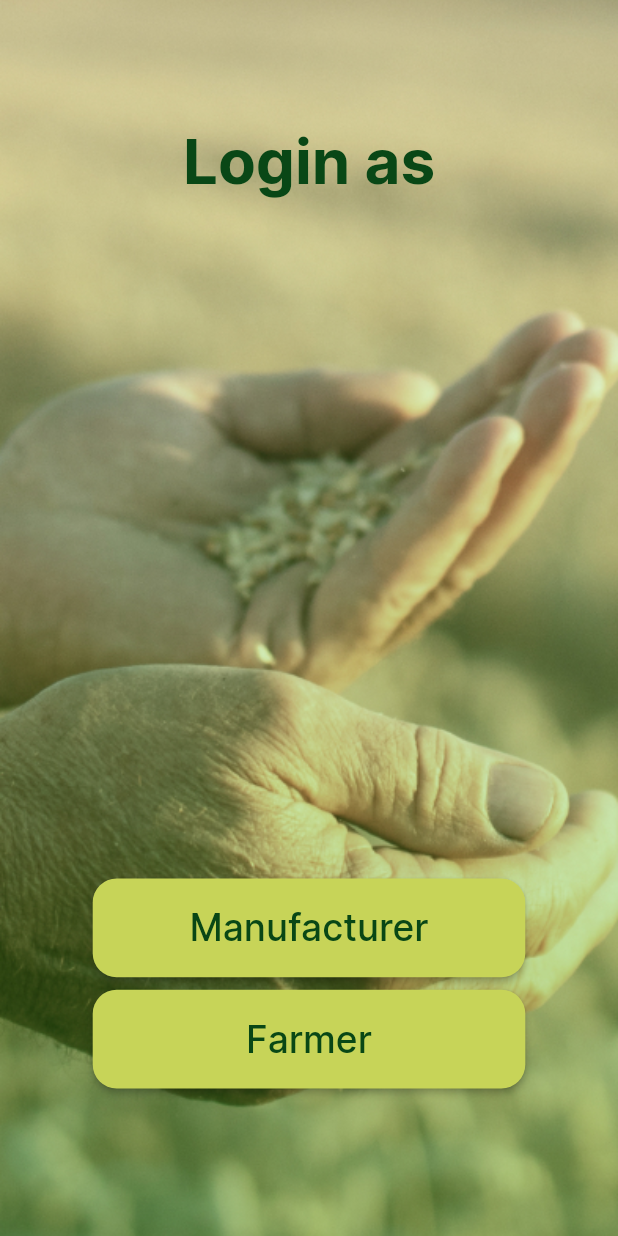
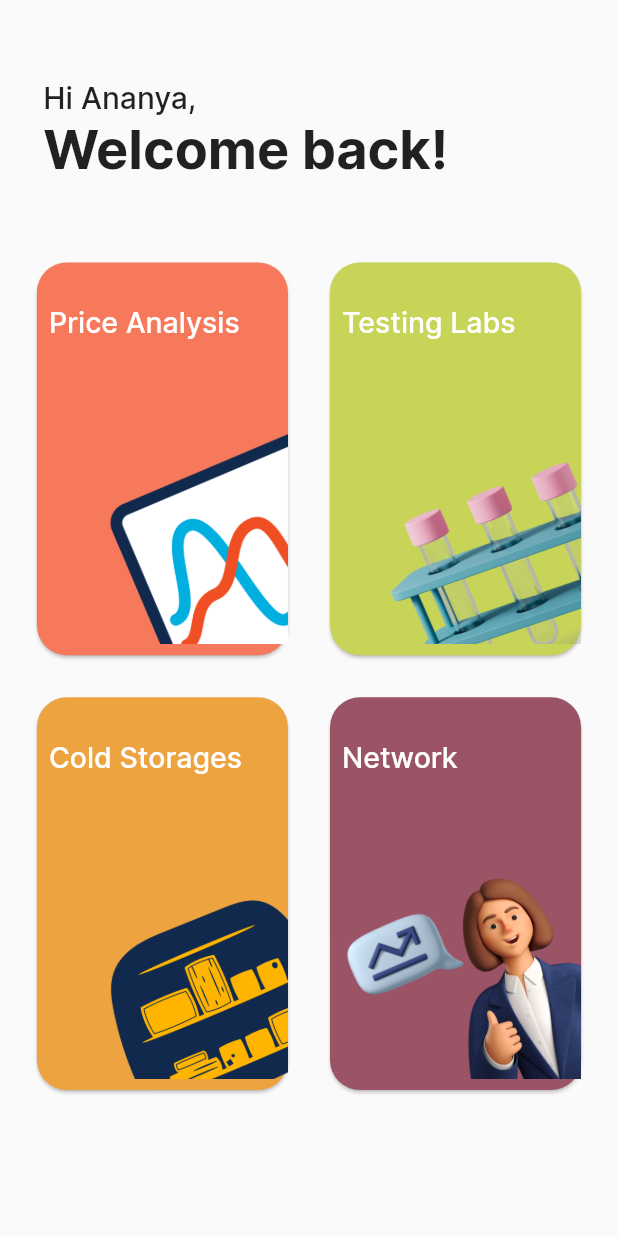
Before and after one commit to Ary0405/GLITCH, a Flutter app: the screen it shows after launch, on a phone screen of 412 x 824 dp. Run offline on Flutter 3.47's test engine with Material 2 defaults, Android fonts, the light colour scheme and no system bars; missing offline and left inert: dart:ffi.

Commit message:
home screen

```diff
--- a/lib/main.dart
+++ b/lib/main.dart
@@ -1,5 +1,6 @@
 import 'package:flutter/material.dart';
 import 'package:glitch/screens/entry_screen.dart';
+import 'package:glitch/screens/home_screen.dart';
 
 void main() {
   runApp(const MyApp());
@@ -49,6 +50,6 @@ class _MyHomePageState extends State<MyHomePage> {
     // The Flutter framework has been optimized to make rerunning build methods
     // fast, so that you can just rebuild anything that needs updating rather
     // than having to individually change instances of widgets.
-    return const EntryScreen();
+    return const HomeScreen();
   }
 }
--- /dev/null
+++ b/lib/screens/home_screen.dart
@@ -0,0 +1,117 @@
+import 'package:flutter/material.dart';
+import 'package:glitch/widgets/screen_buttons.dart';
+
+class HomeScreen extends StatefulWidget {
+  const HomeScreen({super.key});
+  static const routeName = '/home-screen';
+  @override
+  State<HomeScreen> createState() => _HomeScreenState();
+}
+
+class _HomeScreenState extends State<HomeScreen> {
+  // List for storing the data for the buttons
+  List<Map<String, dynamic>> data = [
+    {
+      "text": 'Price Analysis',
+      "image": 'assets/images/graph.png',
+      "color": 0xffF6795B,
+      "route": "/my_warehouse",
+    },
+    {
+      "text": 'Testing Labs',
+      "image": 'assets/images/three test tubes.png',
+      "color": 0xffC7D458,
+      "route": "/my-orders",
+    },
+    {
+      "text": 'Cold Storages',
+      "image": 'assets/images/warehouse.png',
+      "color": 0xffECA340,
+      "route": "/my_warehouse",
+    },
+    {
+      "text": 'Network',
+      "image":
+          'assets/images/Businesswoman is satisfied with business statistics.png',
+      "color": 0xff9B5366,
+      "route": "/pending-requests",
+    },
+    {
+      "text": 'Remake',
+      "image": 'assets/images/recycling.png',
+      "color": 0xff99D47B,
+      "route": "/my_warehouse",
+    },
+    {
+      "text": 'Info',
+      "image": 'assets/images/info.png',
+      "color": 0xff7582F4,
+      "route": "/my_warehouse",
+    },
+  ];
+
+  @override
+  Widget build(BuildContext context) {
+    return Scaffold(
+      body: Column(
+        crossAxisAlignment: CrossAxisAlignment.start,
+        children: [
+          SizedBox(
+            height: MediaQuery.of(context).size.height * 0.03,
+          ),
+
+          // The header of the screen
+          Padding(
+            padding: EdgeInsets.all(MediaQuery.of(context).size.width * 0.07),
+            child: Column(
+              mainAxisAlignment: MainAxisAlignment.start,
+              crossAxisAlignment: CrossAxisAlignment.start,
+              children: const [
+                Text(
+                  'Hi Ananya,',
+                  style: TextStyle(
+                    fontSize: 20,
+                    fontWeight: FontWeight.w500,
+                  ),
+                ),
+                Text(
+                  'Welcome back!',
+                  style: TextStyle(
+                    fontSize: 36,
+                    fontWeight: FontWeight.w700,
+                  ),
+                ),
+              ],
+            ),
+          ),
+
+          // The buttons which will redirect to the respective screens
+          Padding(
+            padding: EdgeInsets.all(MediaQuery.of(context).size.width * 0.05),
+            child: SizedBox(
+              height: MediaQuery.of(context).size.height * 0.7,
+              child: GridView.builder(
+                itemCount: data.length,
+                gridDelegate: SliverGridDelegateWithFixedCrossAxisCount(
+                  crossAxisCount: 2,
+                  childAspectRatio: MediaQuery.of(context).size.width /
+                      (MediaQuery.of(context).size.height / 1.3),
+                  crossAxisSpacing: 20,
+                  mainAxisSpacing: 20,
+                ),
+                itemBuilder: (context, i) {
+                  return ScreenButtons(
+                    text: data[i]['text']!,
+                    image: data[i]['image']!,
+                    color: data[i]['color'],
+                    routeName: data[i]['route']!,
+                  );
+                },
+              ),
+            ),
+          ),
+        ],
+      ),
+    );
+  }
+}
--- /dev/null
+++ b/lib/widgets/screen_buttons.dart
@@ -0,0 +1,79 @@
+import 'dart:ffi';
+import 'dart:math' as Math;
+import 'package:flutter/material.dart';
+
+class ScreenButtons extends StatelessWidget {
+  const ScreenButtons({
+    super.key,
+    required this.text,
+    required this.image,
+    required this.color,
+    required this.routeName,
+  });
+  final String text;
+  final String image;
+  final dynamic color;
+  final String routeName;
+  @override
+  Widget build(BuildContext context) {
+    return InkWell(
+      onTap: () {
+        Navigator.of(context).pushNamed(routeName);
+      },
+      child: SizedBox(
+        width: MediaQuery.of(context).size.width * 0.15,
+        child: Card(
+          shape: RoundedRectangleBorder(
+            borderRadius: BorderRadius.circular(20),
+          ),
+          color: Color(color),
+          child: Column(
+            mainAxisAlignment: MainAxisAlignment.start,
+            children: [
+              SizedBox(
+                height: MediaQuery.of(context).size.width * 0.07,
+              ),
+              Padding(
+                padding: const EdgeInsets.only(left: 8.0),
+                child: Align(
+                  alignment: Alignment.topLeft,
+                  child: SizedBox(
+                    width: MediaQuery.of(context).size.width * .7,
+                    child: Text(
+                      text,
+                      style: const TextStyle(
+                        color: Colors.white,
+                        fontSize: 19,
+                        fontFamily: 'Inter',
+                        fontWeight: FontWeight.w500,
+                      ),
+                    ),
+                  ),
+                ),
+              ),
+              SizedBox(
+                height: MediaQuery.of(context).size.width * 0.032,
+              ),
+              Container(
+                alignment: Alignment.bottomRight,
+                height: MediaQuery.of(context).size.height * .23,
+                child: Positioned(
+                  top: 10,
+                  bottom: 0,
+                  child: ClipRRect(
+                    child: Image.asset(
+                      image,
+                      fit: BoxFit.cover,
+                    ),
+                  ),
+                ),
+              ),
+
+              //),
+            ],
+          ),
+        ),
+      ),
+    );
+  }
+}
```
Also changed, not shown: assets/images/Businesswoman is satisfied with business statistics.png (added), assets/images/graph.png (added), assets/images/info.png (added), assets/images/recycling.png (added), assets/images/three test tubes.png (added), assets/images/warehouse.png (added).
